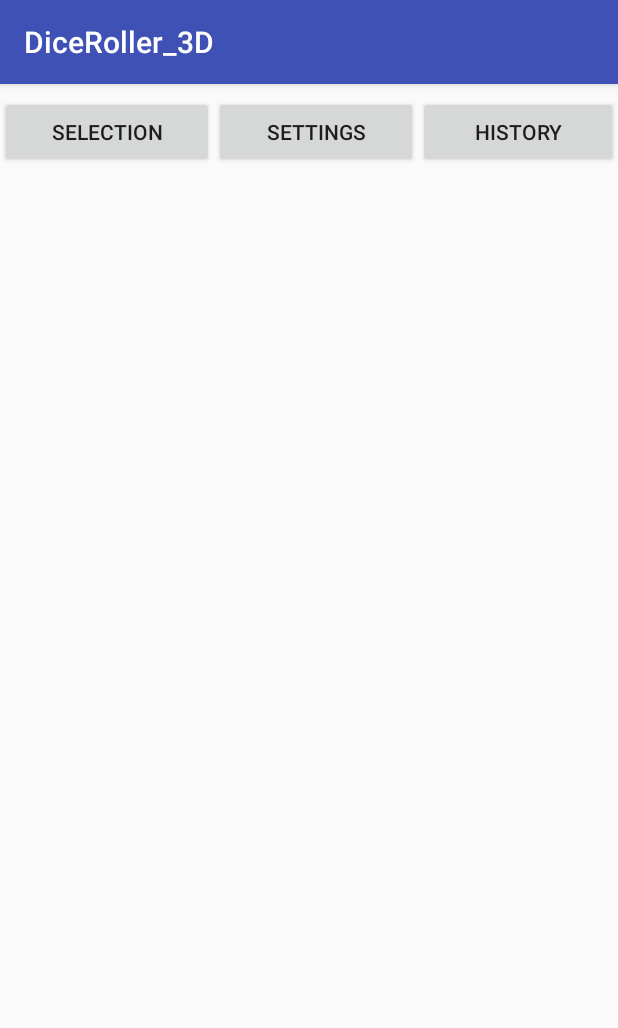
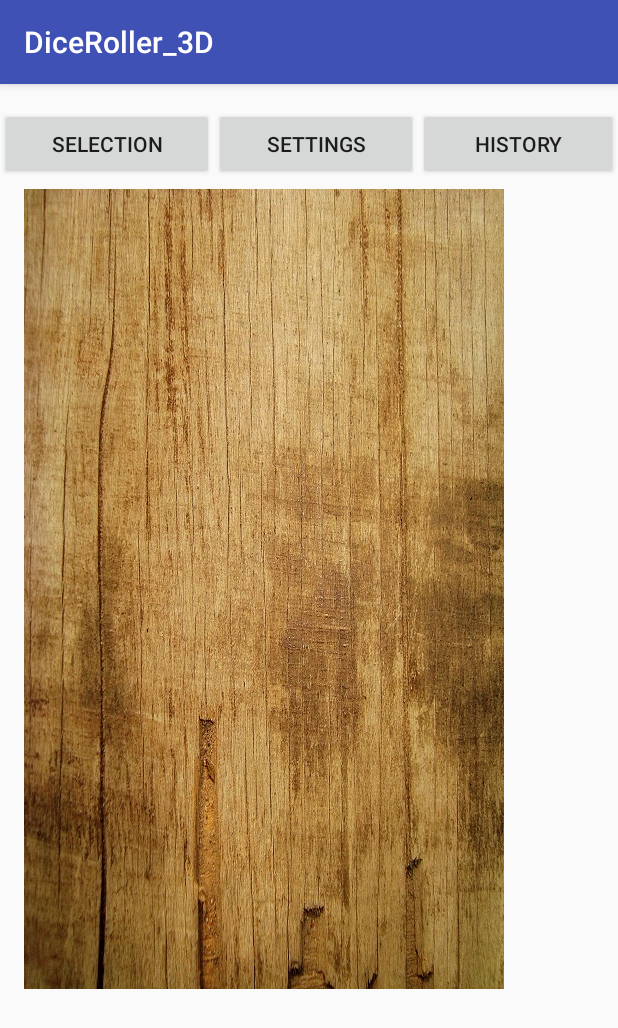
Before and after one commit to Kaiden25/DiceRoller_3D, an Android app: the screen it shows after launch (RollActivity), on a phone screen of 412 x 824 dp. Shown: the top 1028 px of the screen. Run offline under Robolectric (Android 15) with nearby library versions, the phone set to English and light mode, and no system bars.

Commit message:
added background image

```diff
--- a/app/src/main/res/layout/activity_roll.xml
+++ b/app/src/main/res/layout/activity_roll.xml
@@ -6,13 +6,27 @@
     android:layout_height="match_parent"
     tools:context="strecha.com.diceroller_3d.RollActivity">
 
+    <GridLayout
+        android:layout_width="wrap_content"
+        android:layout_height="wrap_content"
+        android:layout_weight="1"
+        android:background="@drawable/background"
+        app:layout_constraintTop_toTopOf="parent"
+        android:layout_marginTop="70dp"
+        android:layout_marginLeft="16dp"
+        app:layout_constraintLeft_toLeftOf="parent">
+
+    </GridLayout>
+
     <LinearLayout
         android:layout_width="0dp"
-        android:layout_height="495dp"
+        android:layout_height="wrap_content"
+        android:layout_marginTop="8dp"
         android:orientation="horizontal"
-        app:layout_constraintTop_toTopOf="parent"
+        app:layout_constraintHorizontal_bias="0.0"
         app:layout_constraintLeft_toLeftOf="parent"
-        app:layout_constraintRight_toRightOf="parent">
+        app:layout_constraintRight_toRightOf="parent"
+        app:layout_constraintTop_toTopOf="parent">
 
         <Button
             android:id="@+id/butSelection"
@@ -20,8 +34,8 @@
             android:layout_height="wrap_content"
             android:layout_marginTop="8dp"
             android:layout_weight="1"
+            android:onClick="onMenuButtonClick"
             android:text="@string/butSelectionText"
-            android:onClick="onMenuButtonClick"
             app:layout_constraintRight_toLeftOf="@+id/butSettings"
             app:layout_constraintTop_toTopOf="parent" />
 
@@ -31,8 +45,8 @@
             android:layout_height="wrap_content"
             android:layout_marginTop="8dp"
             android:layout_weight="1"
+            android:onClick="onMenuButtonClick"
             android:text="@string/butSettingsText"
-            android:onClick="onMenuButtonClick"
             app:layout_constraintRight_toLeftOf="@+id/butHistory"
             app:layout_constraintTop_toTopOf="parent" />
 
@@ -42,9 +56,10 @@
             android:layout_height="wrap_content"
             android:layout_marginTop="8dp"
             android:layout_weight="1"
+            android:onClick="onMenuButtonClick"
             android:text="@string/butHistoryText"
-            android:onClick="onMenuButtonClick"
             app:layout_constraintRight_toRightOf="parent"
             app:layout_constraintTop_toTopOf="parent" />
     </LinearLayout>
+
 </android.support.constraint.ConstraintLayout>
```
Also changed, not shown: app/src/main/res/drawable-hdpi/background.jpeg (added), app/src/main/res/drawable-ldpi/background.jpeg (added), app/src/main/res/drawable-mdpi/background.jpeg (added), app/src/main/res/drawable-xhdpi/background.jpeg (added), app/src/main/res/drawable-xxhdpi/background.jpeg (added), app/src/main/res/drawable-xxxhdpi/background.jpeg (added), 1 other file.
